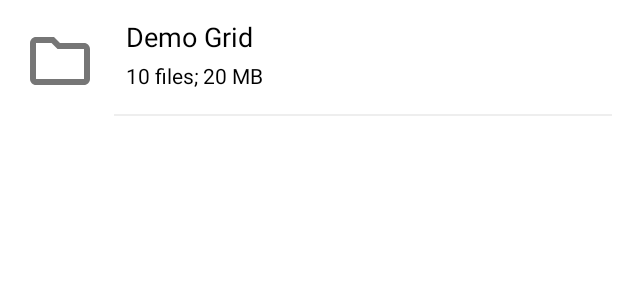
After one commit to LeastAuthority/tahoe-lafs-android-app, an Android app: the layout folder_view_item.xml on its own in the app's theme, with its tools: preview values and no code run, on a phone screen of 412 x 824 dp. The commit adds this screen. Shown: the top 300 px of the screen. Run offline under Robolectric (Android 15) with nearby library versions, the phone set to English and light mode, and no system bars; network calls fail.

Commit message:
Added API integration to get magic folder and Folder view with recycle view is display.

```diff
--- a/app/src/main/AndroidManifest.xml
+++ b/app/src/main/AndroidManifest.xml
@@ -1,5 +1,6 @@
 <?xml version="1.0" encoding="utf-8"?>
 <manifest xmlns:android="http://schemas.android.com/apk/res/android"
+    xmlns:tools="http://schemas.android.com/tools"
     package="org.tahoe.lafs">
 
     <uses-feature android:name="android.hardware.camera.autofocus" />
@@ -21,7 +22,9 @@
         android:label="@string/app_name"
         android:roundIcon="@mipmap/ic_launcher_round"
         android:supportsRtl="true"
-        android:theme="@style/Theme.TahoeLafs">
+        android:theme="@style/Theme.TahoeLafs"
+        android:usesCleartextTraffic="true"
+        tools:targetApi="m">
 
         <activity
             android:name=".ui.splash.SplashActivity"
--- a/app/src/main/java/org/tahoe/lafs/network/services/GridSyncApiRepository.kt
+++ b/app/src/main/java/org/tahoe/lafs/network/services/GridSyncApiRepository.kt
@@ -1,5 +1,6 @@
 package org.tahoe.lafs.network.services
 
+import com.google.gson.JsonElement
 import org.tahoe.lafs.network.base.BaseRepository
 import javax.inject.Inject
 import javax.inject.Singleton
@@ -9,7 +10,7 @@ class GridSyncApiRepository @Inject constructor(
     private val gridSyncApiService: GridSyncApiService
 ) : BaseRepository() {
 
-    suspend fun getMagicFolder(scanUrl: String): Unit {
+    suspend fun getMagicFolder(scanUrl: String): JsonElement {
         ensureInternetConnection()
         return gridSyncApiService.getMagicFolder(scanUrl)
     }
--- a/app/src/main/java/org/tahoe/lafs/ui/viewmodel/GetFileStructureViewModel.kt
+++ b/app/src/main/java/org/tahoe/lafs/ui/viewmodel/GetFileStructureViewModel.kt
@@ -2,6 +2,7 @@ package org.tahoe.lafs.ui.viewmodel
 
 import androidx.hilt.lifecycle.ViewModelInject
 import androidx.lifecycle.MutableLiveData
+import com.google.gson.JsonElement
 import org.tahoe.lafs.network.base.BaseViewModel
 import org.tahoe.lafs.network.base.Resource
 import org.tahoe.lafs.network.services.GridSyncApiRepository
@@ -10,8 +11,8 @@ class GetFileStructureViewModel @ViewModelInject constructor(
     private val gridSyncApiRepository: GridSyncApiRepository
 ) : BaseViewModel() {
 
-    private val _magicFolderData = MutableLiveData<Resource<Unit>>()
-    val magicFolderData: MutableLiveData<Resource<Unit>> = _magicFolderData
+    private val _magicFolderData = MutableLiveData<Resource<JsonElement>>()
+    val magicFolderData: MutableLiveData<Resource<JsonElement>> = _magicFolderData
 
     fun getMagicFolder(url: String) {
         getResult({ gridSyncApiRepository.getMagicFolder(url) }) {
--- /dev/null
+++ b/app/src/main/res/drawable/ic_folder.xml
@@ -0,0 +1,11 @@
+<vector xmlns:android="http://schemas.android.com/apk/res/android"
+    android:width="40dp"
+    android:height="32dp"
+    android:viewportWidth="40"
+    android:viewportHeight="32">
+  <path
+      android:pathData="M4,0H16L20,4H36C38.2,4 40,5.8 40,8V28C40,30.2 38.2,32 36,32H4C1.8,32 0,30.2 0,28L0.02,4C0.02,1.8 1.8,0 4,0ZM18.34,8L14.34,4H4V28H36V8H18.34Z"
+      android:fillColor="#000000"
+      android:fillAlpha="0.54"
+      android:fillType="evenOdd"/>
+</vector>
--- /dev/null
+++ b/app/src/main/res/layout/folder_view_item.xml
@@ -0,0 +1,48 @@
+<?xml version="1.0" encoding="utf-8"?>
+<RelativeLayout xmlns:android="http://schemas.android.com/apk/res/android"
+    xmlns:tools="http://schemas.android.com/tools"
+    android:layout_width="match_parent"
+    android:layout_margin="@dimen/xsmall"
+    android:layout_height="wrap_content">
+
+    <androidx.appcompat.widget.AppCompatTextView
+        android:id="@+id/txtFolderName"
+        style="@style/TextBlack.SubTitle1"
+        android:layout_width="match_parent"
+        android:layout_height="wrap_content"
+        android:layout_marginHorizontal="@dimen/small"
+        android:layout_toEndOf="@+id/imgFolder"
+        android:paddingTop="@dimen/small"
+        tools:text="Demo Grid" />
+
+    <androidx.appcompat.widget.AppCompatTextView
+        android:id="@+id/txtFolderDesc"
+        style="@style/TextBlack.Body2"
+        android:layout_width="match_parent"
+        android:layout_height="wrap_content"
+        android:paddingTop="@dimen/xsmall"
+        android:layout_marginHorizontal="@dimen/small"
+        android:layout_below="@+id/txtFolderName"
+        android:layout_toEndOf="@+id/imgFolder"
+        android:text="@string/file_size" />
+
+    <androidx.appcompat.widget.AppCompatImageView
+        android:id="@+id/imgFolder"
+        android:layout_width="wrap_content"
+        android:layout_height="wrap_content"
+        android:layout_alignParentStart="true"
+        android:layout_centerVertical="true"
+        android:layout_marginHorizontal="@dimen/medium"
+        android:background="@android:color/transparent"
+        android:contentDescription="@string/sync_content_description"
+        android:src="@drawable/ic_folder" />
+
+    <View
+        android:layout_width="match_parent"
+        android:layout_height="@dimen/one_dp"
+        android:layout_below="@+id/txtFolderDesc"
+        android:layout_gravity="bottom"
+        android:layout_marginTop="@dimen/medium"
+        android:layout_toEndOf="@+id/imgFolder"
+        android:background="@color/gray" />
+</RelativeLayout>
--- a/app/src/main/res/values/strings.xml
+++ b/app/src/main/res/values/strings.xml
@@ -15,4 +15,6 @@
     <string name="navigation_drawer_open">Open navigation drawer</string>
     <string name="navigation_drawer_close">Close navigation drawer</string>
     <string name="sync_content_description">Sync button</string>
+    <string name="something_went_wrong">Something went wrong. Please try again later.</string>
+    <string name="file_size">10 files; 20 MB</string>
 </resources>
--- a/app/src/main/res/values/styles.xml
+++ b/app/src/main/res/values/styles.xml
@@ -75,6 +75,12 @@
         <item name="lineHeight">14sp</item>
     </style>
 
+    <style name="TextBlack.SubTitle1">
+        <item name="fontFamily">@font/roboto_regular</item>
+        <item name="android:textSize">18sp</item>
+        <item name="lineHeight">24sp</item>
+    </style>
+
     <style name="TextWhite.Button">
         <item name="fontFamily">@font/roboto_medium</item>
         <item name="android:textSize">14sp</item>
```
Also changed, not shown: app/src/main/java/org/tahoe/lafs/network/services/GridApiDataHandler.kt (added, +102 -0 lines), app/src/main/java/org/tahoe/lafs/network/services/GridNode.kt (added, +11 -0 lines), app/src/main/java/org/tahoe/lafs/network/services/GridSyncApiService.kt (+4 -3 lines), app/src/main/java/org/tahoe/lafs/ui/home/GridMagicFolderAdapter.kt (added, +33 -0 lines), app/src/main/java/org/tahoe/lafs/ui/home/MagicFolderFragment.kt (+52 -6 lines), app/src/main/java/org/tahoe/lafs/utils/Utils.kt (+0 -15 lines), app/src/main/res/layout/fragment_magic.xml (+3 -8 lines).
